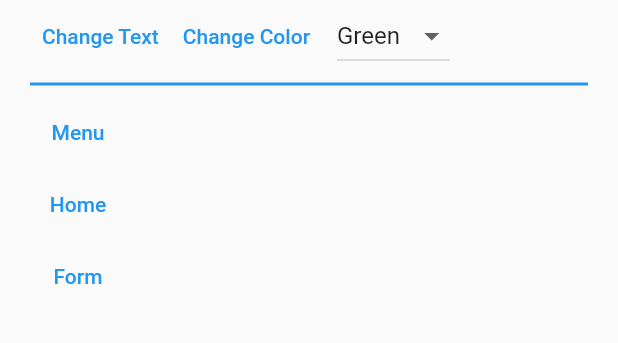
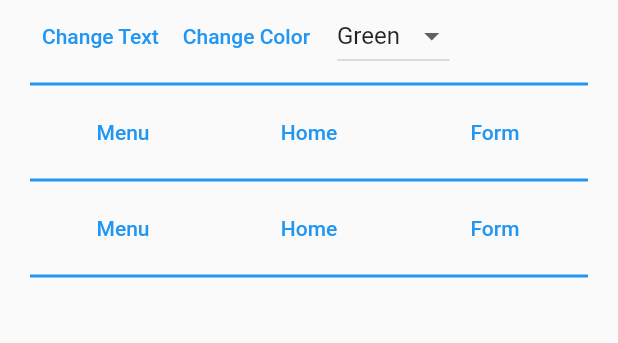
Before and after one commit to ishworpanta10/bloc_ui_state_management, a Flutter app: the HomePage screen opened directly, on a phone screen of 412 x 824 dp, the part 132-475 px from its top. Run offline on Flutter 3.47's test engine with Material 2 defaults, Android fonts, the phone set to English and light mode, and no system bars; our stand-ins replace flutter_bloc; statements that could not run were skipped.

Commit message:
added select button with text bloc to take data from bloc and change state in ui

```diff
--- /dev/null
+++ b/lib/bloc/ui_state_management/select_button_and_get_text_data_bloc.dart
@@ -0,0 +1,17 @@
+import 'package:flutter_bloc/flutter_bloc.dart';
+
+import '../../models/select_button_and_take_data_bloc_model.dart';
+
+//can be used in show hide password
+class SelectButtonAndTakeTextDataBloc extends Bloc<SelectButtonAndTakeDataBlocModel, SelectButtonAndTakeDataBlocModel> {
+  SelectButtonAndTakeTextDataBloc() : super(SelectButtonAndTakeDataBlocModel(position: -1, textData: ""));
+
+  @override
+  Stream<SelectButtonAndTakeDataBlocModel> mapEventToState(SelectButtonAndTakeDataBlocModel? event) async* {
+    if (event != null) {
+      yield event;
+    } else {
+      yield SelectButtonAndTakeDataBlocModel(position: -1, textData: "");
+    }
+  }
+}
--- /dev/null
+++ b/lib/models/select_button_and_take_data_bloc_model.dart
@@ -0,0 +1,6 @@
+class SelectButtonAndTakeDataBlocModel {
+  SelectButtonAndTakeDataBlocModel({required this.textData, required this.position});
+
+  final String textData;
+  final int position;
+}
--- a/lib/screens/homepage.dart
+++ b/lib/screens/homepage.dart
@@ -1,7 +1,9 @@
 import 'package:bloc_state_management/bloc/ui_state_management/color_change_bloc.dart';
 import 'package:bloc_state_management/bloc/ui_state_management/dropdown_change_bloc.dart';
+import 'package:bloc_state_management/bloc/ui_state_management/select_button_and_get_text_data_bloc.dart';
 import 'package:bloc_state_management/bloc/ui_state_management/select_button_bloc.dart';
 import 'package:bloc_state_management/models/button_model.dart';
+import 'package:bloc_state_management/models/select_button_and_take_data_bloc_model.dart';
 import 'package:flutter/material.dart';
 import 'package:flutter_bloc/flutter_bloc.dart';
 
@@ -28,6 +30,7 @@ class HomePage extends StatelessWidget {
         child: Column(
           crossAxisAlignment: CrossAxisAlignment.start,
           children: [
+            //basic ui for text and color
             BlocBuilder<BasicTextManagementBloc, bool>(
               builder: (context, textChangeState) {
                 return BlocBuilder<DropdownChangeBloc, String>(
@@ -57,6 +60,7 @@ class HomePage extends StatelessWidget {
                 );
               },
             ),
+            //bloc event button for above widget
             Row(
               children: [
                 Flexible(
@@ -105,12 +109,15 @@ class HomePage extends StatelessWidget {
               ],
             ),
             divider,
+            Row(
+              children: [
                 ...List.generate(buttonModelList.length, (index) {
                   final buttonModel = buttonModelList[index];
                   return BlocBuilder<SelectButtonBloc, int>(
                     builder: (context, buttonState) {
                       print(buttonState);
-                  return TextButton(
+                      return Expanded(
+                        child: TextButton(
                           style: TextButton.styleFrom(
                             backgroundColor: index == buttonState ? Colors.greenAccent : null,
                           ),
@@ -119,10 +126,49 @@ class HomePage extends StatelessWidget {
                             BlocProvider.of<SelectButtonBloc>(context).add(index);
                           },
                           child: Text(buttonModel.text),
+                        ),
                       );
                     },
                   );
-            }),
+                })
+              ],
+            ),
+            divider,
+            Row(
+              children: [
+                ...List.generate(buttonModelList.length, (index) {
+                  final buttonModel = buttonModelList[index];
+                  return BlocBuilder<SelectButtonAndTakeTextDataBloc, SelectButtonAndTakeDataBlocModel>(
+                    builder: (context, buttonState) {
+                      return Expanded(
+                        child: TextButton(
+                          style: TextButton.styleFrom(
+                            backgroundColor: index == buttonState.position ? Colors.greenAccent : null,
+                          ),
+                          onPressed: () {
+                            BlocProvider.of<SelectButtonAndTakeTextDataBloc>(context).add(
+                              SelectButtonAndTakeDataBlocModel(
+                                position: index,
+                                textData: buttonModel.text,
+                              ),
+                            );
+                            print("Selected Index : ${buttonState.position}");
+                            print("Selected Text : ${buttonState.textData}");
+                          },
+                          child: Text(buttonModel.text),
+                        ),
+                      );
+                    },
+                  );
+                })
+              ],
+            ),
+            BlocBuilder<SelectButtonAndTakeTextDataBloc, SelectButtonAndTakeDataBlocModel>(
+              builder: (context, selectDataModel) {
+                return selectDataModel.textData.isNotEmpty ? Text("Selected Button is ${selectDataModel.textData} and Index is ${selectDataModel.position}") : Container();
+              },
+            ),
+            divider,
             // TextFormField(
             //   decoration: const InputDecoration(hintText: 'email'),
             //   onChanged: (value) {
--- a/lib/splash.dart
+++ b/lib/splash.dart
@@ -4,6 +4,7 @@ import 'package:bloc_state_management/bloc/ui_state_management/dropdown_change_b
 import 'package:flutter/material.dart';
 import 'package:flutter_bloc/flutter_bloc.dart';
 
+import 'bloc/ui_state_management/select_button_and_get_text_data_bloc.dart';
 import 'bloc/ui_state_management/select_button_bloc.dart';
 import 'screens/screens.dart';
 
@@ -26,6 +27,9 @@ class SplashScreen extends StatelessWidget {
         BlocProvider(
           create: (_) => SelectButtonBloc(),
         ),
+        BlocProvider(
+          create: (_) => SelectButtonAndTakeTextDataBloc(),
+        ),
       ],
       child: MaterialApp(
         title: 'Bloc State Management Demo',
```
Lines whose indentation alone changed are shown as unchanged.
